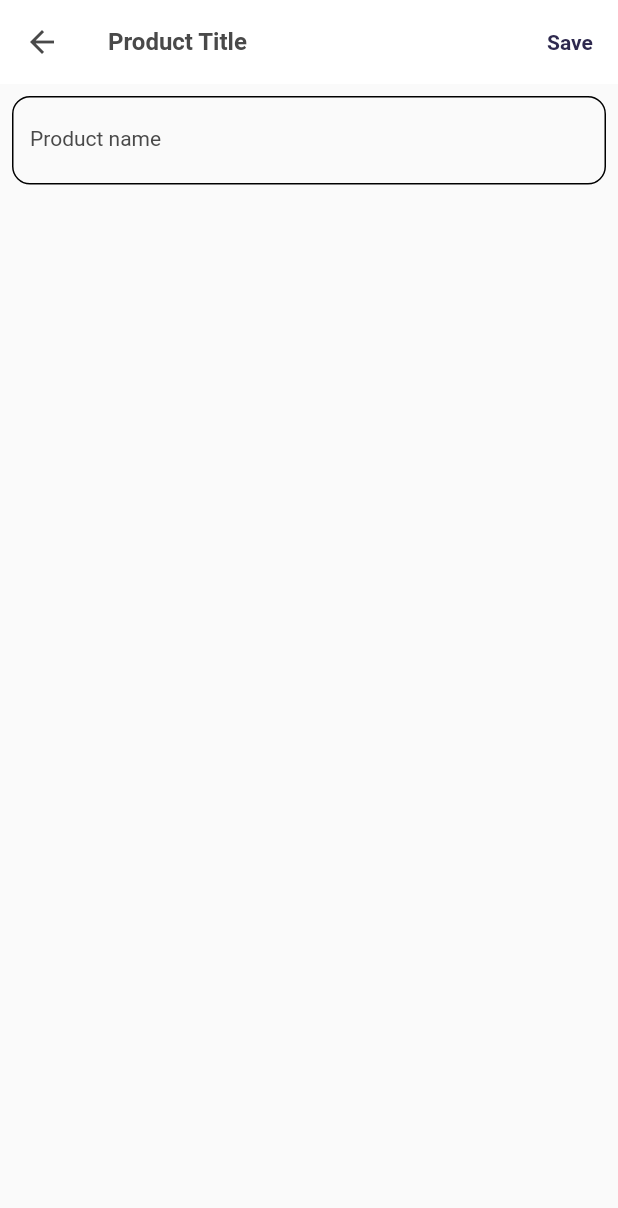
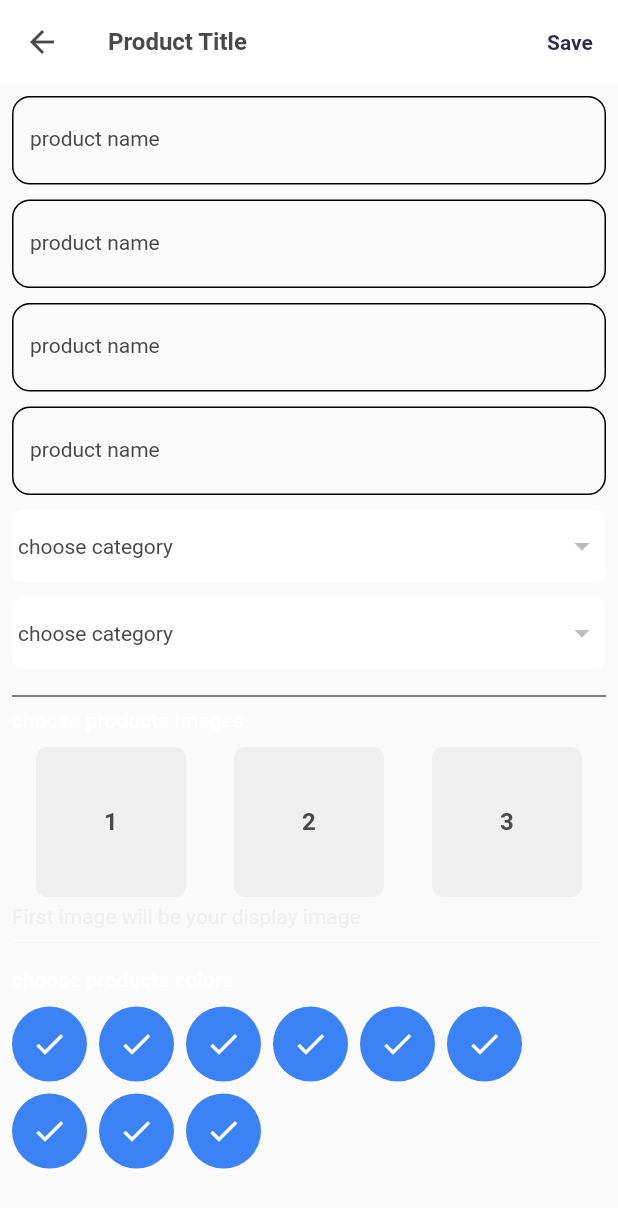
Before and after one commit to akashdsi/goanmarketsellerapp, a Flutter app: the screen it shows once a user with an empty profile is signed in, item 2 of the bottom bar chosen, after a tap on the "add" icon, on a phone screen of 412 x 824 dp. Shown: the top 1208 px of the screen. Run offline on Flutter 3.47's test engine with Material 2 defaults, Android fonts, the phone set to English and light mode, and no system bars; our stand-ins replace cloud_firestore, firebase_auth, firebase_core, firebase_storage, get, image_picker and 3 more; missing offline and left inert: dart:ffi; accounts and stored records are empty.

Commit message:
4rd time

```diff
--- a/goanmarketseller/lib/services/store_services.dart
+++ b/goanmarketseller/lib/services/store_services.dart
@@ -7,10 +7,25 @@ class StoreServices {
         .where('id', isEqualTo: uid)
         .get();
   }
-  static getMessages(uid){
-    return firestore.collection(chatsCollection).where('toid',isEqualTo: uid).snapshots();
+
+  static getMessages(uid) {
+    return firestore
+        .collection(chatsCollection)
+        .where('toid', isEqualTo: uid)
+        .snapshots();
   }
-  static getorders(uid){
-    return firestore.collection(ordersCollection).where('vendors',arrayContains: uid).snapshots();
+
+  static getorders(uid) {
+    return firestore
+        .collection(ordersCollection)
+        .where('vendors', arrayContains: uid)
+        .snapshots();
+  }
+
+  static getproducts(uid) {
+    return firestore
+        .collection(productCollection)
+        .where('vendor_id', isEqualTo: uid)
+        .snapshots();
   }
 }
--- /dev/null
+++ b/goanmarketseller/lib/views/controllers/productscontroller.dart
@@ -0,0 +1,42 @@
+import 'package:flutter/cupertino.dart';
+import 'package:flutter/services.dart';
+import 'package:get/get.dart';
+
+import '../../models/category_model.dart';
+
+class Productscontroller extends GetxController {
+  //text field controller
+  var pnameController = TextEditingController();
+  var pdescController = TextEditingController();
+  var ppriceController = TextEditingController();
+  var pquantityController = TextEditingController();
+
+  var categoryList = [].obs;
+  var subCategoryList = [].obs;
+  List<Category> category = [];
+  var pImagesList = [].obs;
+  var categoryvalue = ''.obs;
+  var subcategoryvalue = ''.obs;
+  var selectedColorIndex = 0.obs;
+
+  getCategories() async {
+    var data = await rootBundle.loadString("lib/services/category_model.json");
+    var cat = categoryModelFromJson(data);
+    category = cat.categories;
+  }
+
+  populateCategoryList() {
+    category.clear();
+    for (var item in category) {
+      categoryList.add(item.name);
+    }
+  }
+
+  populateSubCategoryList(cat) {
+    subCategoryList.clear();
+    var data = category.where((element) => element.name == cat).toList();
+    for (var i = 0; i < data.first.subcategory.length; i++) {
+      subCategoryList.add(data.first.subcategory[i]);
+    }
+  }
+}
--- a/goanmarketseller/lib/views/product_screen/add_product.dart
+++ b/goanmarketseller/lib/views/product_screen/add_product.dart
@@ -1,5 +1,8 @@
 import 'package:get/get.dart';
 import 'package:get/get_core/src/get_main.dart';
+import 'package:goanmarketseller/views/controllers/productscontroller.dart';
+import 'package:goanmarketseller/views/product_screen/productdropdown.dart';
+import 'package:goanmarketseller/views/product_screen/productimages.dart';
 
 import '../../const/const.dart';
 import '../widgets/custom_textfield.dart';
@@ -10,6 +13,7 @@ class Addproduct extends StatelessWidget {
 
   @override
   Widget build(BuildContext context) {
+    var controller = Get.find<Productscontroller>();
     return Scaffold(
       appBar: AppBar(
         leading: IconButton(
@@ -21,20 +25,67 @@ class Addproduct extends StatelessWidget {
         backgroundColor: Colors.white,
         actions: [
           10.widthBox,
-          TextButton(onPressed: (){}, child: boldText(text: "Save",color: purpleColor ))
+          TextButton(
+              onPressed: () {},
+              child: boldText(text: "Save", color: purpleColor))
         ],
-
         title: boldText(text: "Product Title ", color: fontGrey, size: 16.0),
-
       ),
       body: Padding(
         padding: const EdgeInsets.all(8.0),
-        child: Column(
-          children: [CustomeTextField(
-            hint: "eg. BMW",
-            label: "Product name",
+        child: SingleChildScrollView(
+          physics: const BouncingScrollPhysics(),
+          child: Column(
+            crossAxisAlignment: CrossAxisAlignment.start,
+            children: [
+              CustomeTextField(hint: 'eg', label: 'product name'),
+              10.heightBox,
+              CustomeTextField(hint: 'eg', label: 'product name'),
+              10.heightBox,
+              CustomeTextField(hint: 'eg', label: 'product name'),
+              10.heightBox,
+              CustomeTextField(hint: 'eg', label: 'product name'),
+              10.heightBox,
+              productDropdown(),
+              10.heightBox,
+              productDropdown(),
+              10.heightBox,
+              const Divider(
+                color: Colors.black,
+              ),
+              boldText(text: "choose products images"),
+              10.heightBox,
+              Row(
+                mainAxisAlignment: MainAxisAlignment.spaceAround,
+                children: List.generate(
+                    3, (index) => productImage(label: "${index + 1}")),
+              ),
+              5.heightBox,
+              normalText(text: "First image will be your display image ",color: lightGrey),
+              const Divider(color: Colors.white,),
+              10.heightBox,
+              boldText(text: "choose products colors"),
+              10.heightBox,
+              Wrap(
+                spacing: 8.0,
+                runSpacing : 8.0,
+                children: List.generate(
+                  9,
+                      (index) => Stack(
+                        alignment: Alignment.center,
+                        children: [VxBox()
+                            .color(Vx.randomPrimaryColor)
+                            .roundedFull
+                            .size(50, 50)
+                            .make(),
+                        const Icon(Icons.done,color: Colors.white,)]
+                      ),
+                ),
+              )
 
-          )],
+
+            ],
+          ),
         ),
       ),
     );
--- a/goanmarketseller/lib/views/product_screen/product_Screen.dart
+++ b/goanmarketseller/lib/views/product_screen/product_Screen.dart
@@ -1,9 +1,13 @@
+import 'package:cloud_firestore/cloud_firestore.dart';
 import 'package:flutter/cupertino.dart';
 import 'package:get/get.dart';
 import 'package:get/get_core/src/get_main.dart';
+import 'package:goanmarketseller/services/store_services.dart';
 import 'package:goanmarketseller/views/product_screen/product_detials.dart';
+import 'package:goanmarketseller/views/widgets/loadingindica.dart';
 import 'package:intl/intl.dart' as intl;
 import '../../const/const.dart';
+import '../controllers/productscontroller.dart';
 import '../widgets/textstyle.dart';
 import 'add_product.dart';
 
@@ -12,11 +16,15 @@ class productsScreen extends StatelessWidget {
 
   @override
   Widget build(BuildContext context) {
+    var controller = Get.put(Productscontroller());
+
     return Scaffold(
       floatingActionButton: FloatingActionButton(
         backgroundColor: purpleColor,
-          onPressed: () {
-            Get.to(()=>Addproduct());
+        onPressed: () async {
+          await controller.getCategories();
+          controller.populateCategoryList();
+          Get.to(() => Addproduct());
         },
         child: Icon(
           Icons.add,
@@ -26,8 +34,8 @@ class productsScreen extends StatelessWidget {
         actions: [
           Center(
             child: normalText(
-                  text: intl.DateFormat('EEE, MMM d, ' 'yy')
-                      .format(DateTime.now()),
+                text:
+                    intl.DateFormat('EEE, MMM d, ' 'yy').format(DateTime.now()),
                 color: purpleColor),
           ),
           10.widthBox
@@ -35,7 +43,15 @@ class productsScreen extends StatelessWidget {
         automaticallyImplyLeading: false,
         title: boldText(text: "Products", color: darkGrey, size: 16.0),
       ),
-        body: Padding(
+      body: StreamBuilder(
+        stream: StoreServices.getproducts(currentUser!.uid),
+        builder: (BuildContext context, AsyncSnapshot<QuerySnapshot> snapshot) {
+          if (!snapshot.hasData) {
+            return LoadingIndica();
+          } else {
+            var data = snapshot.data!.docs;
+
+            return Padding(
               padding: const EdgeInsets.all(8.0),
               child: SingleChildScrollView(
                 child: Column(children: [
@@ -43,22 +59,30 @@ class productsScreen extends StatelessWidget {
                     physics: const BouncingScrollPhysics(),
                     shrinkWrap: true,
                     children: List.generate(
-                    20,
+                        data.length,
                         (index) => ListTile(
                               onTap: () {
-                            Get.to(() => ProductDetails());
+                                Get.to(() => ProductDetails(data: data[index],));
                               },
-                          leading: Image.asset(
-                            imgproduct,
+                              leading: Image.network(
+                                data[index]['p_img'][0],
                                 width: 100,
                                 height: 100,
                                 fit: BoxFit.cover,
                               ),
                               title: boldText(
-                              text: 'Product Title ',
+                                  text: "${data[index]['p_name']}",
                                   color: fontGrey,
                                   size: 14.0),
-                          subtitle: normalText(text: "\$40.0", color: darkGrey),
+                              subtitle: Row(
+                                children: [
+                                  normalText(
+                                      text: "\$ ${data[index]['p_price']}",
+                                      color: darkGrey),
+                                  10.widthBox,
+                                  boldText(text:data[index]['is_featured'] == true ? "featured" : '' , color: green),
+                                ],
+                              ),
                               trailing: VxPopupMenu(
                                 child: Icon(Icons.more_vert_rounded),
                                 menuBuilder: () => Column(
@@ -74,9 +98,12 @@ class productsScreen extends StatelessWidget {
                                             children: [
                                               Icon(popupmenuIconslist[index]),
                                               10.widthBox,
-                                          normalText(text: popupmenutitles[index],color: darkGrey,),
+                                              normalText(
+                                                text: popupmenutitles[index],
+                                                color: darkGrey,
+                                              ),
                                             ],
-                                      ).onTap(() { }),
+                                          ).onTap(() {}),
                                         ),
                                       ),
                                     ),
@@ -88,6 +115,10 @@ class productsScreen extends StatelessWidget {
                   ),
                 ]),
               ),
-        ));
+            );
+          }
+        },
+      ),
+    );
   }
 }
--- /dev/null
+++ b/goanmarketseller/lib/views/product_screen/productdropdown.dart
@@ -0,0 +1,14 @@
+import 'package:flutter/cupertino.dart';
+import 'package:flutter/material.dart';
+import 'package:goanmarketseller/const/const.dart';
+import 'package:goanmarketseller/views/widgets/textstyle.dart';
+
+Widget productDropdown() {
+  return DropdownButtonHideUnderline(
+          child: DropdownButton<String>(
+              value: null,hint: normalText(text: "choose category",color: fontGrey), isExpanded: true, items: [], onChanged: (value) {}))
+      .box.padding(const EdgeInsets.symmetric(horizontal: 4))
+      .roundedSM
+      .white
+      .make();
+}
--- /dev/null
+++ b/goanmarketseller/lib/views/product_screen/productimages.dart
@@ -0,0 +1,9 @@
+import 'package:flutter/cupertino.dart';
+import 'package:goanmarketseller/const/colors.dart';
+import 'package:goanmarketseller/const/const.dart';
+import 'package:goanmarketseller/consts/consts.dart';
+import 'package:goanmarketseller/views/widgets/textstyle.dart';
+
+Widget productImage({required label,onPress }){
+  return "${label}".text.bold.color(fontGrey).size(16.0).makeCentered().box.color(lightGrey).size(100, 100).roundedSM  .make();
+}
```
Also changed, not shown: goanmarketseller/lib/views/product_screen/product_detials.dart (+37 -17 lines). Lines whose indentation alone changed are shown as unchanged.
